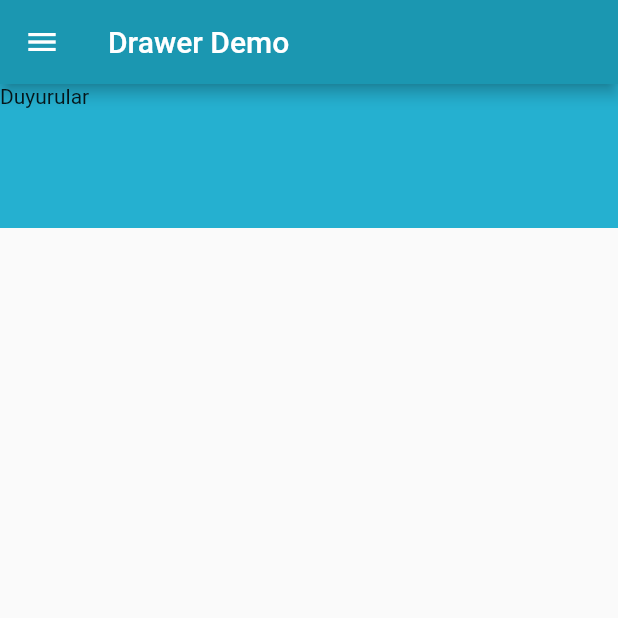
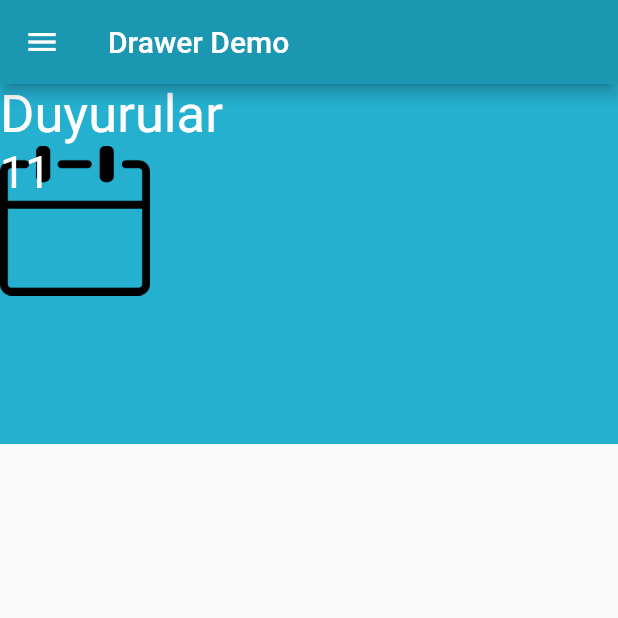
Before and after one commit to agirnob/flutter_tau, a Flutter app: the screen it shows after launch, on a phone screen of 412 x 824 dp, the top half of it. Run offline on Flutter 3.47's test engine with Material 2 defaults, Android fonts, the phone set to English and light mode, and no system bars.

```diff
--- /dev/null
+++ b/lib/Util.dart
@@ -0,0 +1,29 @@
+import 'package:flutter/material.dart';
+import 'screens/home.dart';
+
+
+//Custom renk seçimi
+/*
+* Color  değişkenini gexadecimal olarak alıyor ilk iki harf alpha değeri saydamlığı
+* sonraki ikişer harfler sırasıyla kırmızı,yeşil,mavi
+* 0xFF25B0D0 okulun mavi rengini verir
+* */
+  MaterialColor createMaterialColor(Color color) {
+    List strengths = <double>[.05];
+    Map swatch = <int, Color>{};
+    final int r = color.red, g = color.green, b = color.blue;
+  //alpha değeri
+    for (int i = 1; i < 10; i++) {
+      strengths.add(0.1 * i);
+    }
+    strengths.forEach((strength) {
+      final double ds = 0.5 - strength;
+      swatch[(strength * 1000).round()] = Color.fromRGBO(
+        r + ((ds < 0 ? r : (255 - r)) * ds).round(),
+        g + ((ds < 0 ? g : (255 - g)) * ds).round(),
+        b + ((ds < 0 ? b : (255 - b)) * ds).round(),
+        1,
+      );
+    });
+    return MaterialColor(color.value, swatch);
+  }
--- a/lib/main.dart
+++ b/lib/main.dart
@@ -1,29 +1,11 @@
 import 'package:flutter/material.dart';
 import 'screens/home.dart';
+import 'Util.dart';
 
 void main() => runApp(MyApp());
 
 class MyApp extends StatelessWidget {
-  //Custom renk seçimi
-  MaterialColor createMaterialColor(Color color) {
-    List strengths = <double>[.05];
-    Map swatch = <int, Color>{};
-    final int r = color.red, g = color.green, b = color.blue;
 
-    for (int i = 1; i < 10; i++) {
-      strengths.add(0.1 * i);
-    }
-    strengths.forEach((strength) {
-      final double ds = 0.5 - strength;
-      swatch[(strength * 1000).round()] = Color.fromRGBO(
-        r + ((ds < 0 ? r : (255 - r)) * ds).round(),
-        g + ((ds < 0 ? g : (255 - g)) * ds).round(),
-        b + ((ds < 0 ? b : (255 - b)) * ds).round(),
-        1,
-      );
-    });
-    return MaterialColor(color.value, swatch);
-  }
 
   final appTitle = 'Drawer Demo';
 
--- a/lib/screens/home.dart
+++ b/lib/screens/home.dart
@@ -2,12 +2,14 @@ import 'dart:ui';
 
 import 'package:flutter/material.dart';
 import '../main.dart';
+import '../Util.dart';
 
 class Home extends StatelessWidget {
   @override
   Widget build(BuildContext context) {
     // TODO: implement build
     MyApp color = new MyApp();
+    //TODO buradaki column u layout ile düzeltmek
     return Container(
       child: Column(
         children: [
@@ -15,30 +17,43 @@ class Home extends StatelessWidget {
             alignment: Alignment.topLeft,
             child: Text(
               "Duyurular",
+              style: TextStyle(color: Colors.white, fontSize: 35),
               textDirection: TextDirection.ltr,
               textAlign: TextAlign.end,
-
+            ),
+          ),
+          //Ana sayfadaki yazı ve takvimin gözükmesi için
+          Align(
+            alignment: Alignment.centerLeft,
+            child: Stack(
+              children: <Widget>[
+                new Image.asset(
+                  'images/calendar-blank-line.png',
+                  width: 100,
+                  height: 100,
+                ),
+                Text(
+                  sayHello(),
+                  style: TextStyle(color: Colors.white, fontSize: 30),
+                ),
+              ],
             ),
           )
         ],
       ),
       alignment: Alignment.topCenter,
-      color: color.createMaterialColor(Color(0xFF25B0D0)),
+      color: createMaterialColor(Color(0xFF25B0D0)),
       width: MediaQuery.of(context).size.width,
-      height: 96.0,
+      height: 240.0,
     );
   }
 
   String sayHello() {
     String sayThis;
-    DateTime now = new DateTime.now();
-    int saat = now.hour;
-    if (saat <= 12) {
-      sayThis = "GUten Morgen herr son of biscuit";
-    } else if (saat <= 18) {
-      sayThis = "GUten Tag herr son of biscuit";
+    if (DateTime.now().day < 10) {
+      sayThis = "0" + DateTime.now().day.toString();
     } else {
-      sayThis = "go to  fucking sleep herr son of biscuit";
+      sayThis = DateTime.now().day.toString();
     }
     return sayThis;
   }
```
Also changed, not shown: pubspec.yaml (+3 -4 lines), images/calendar-blank-line.png (added), pubspec.lock.
